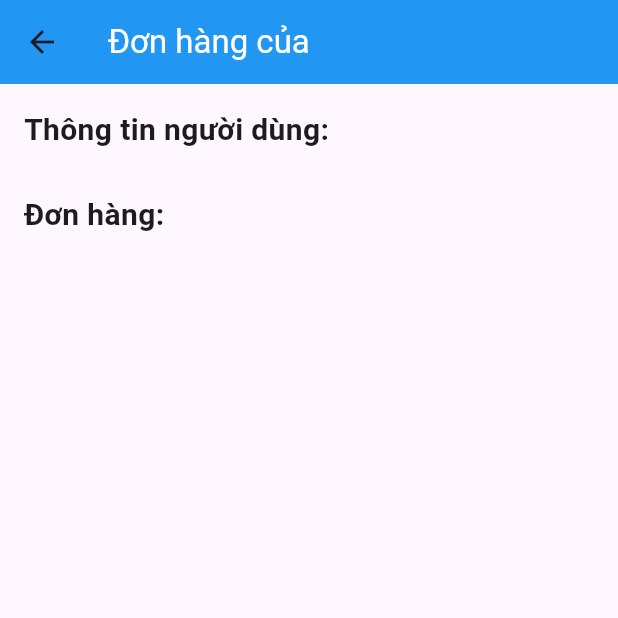
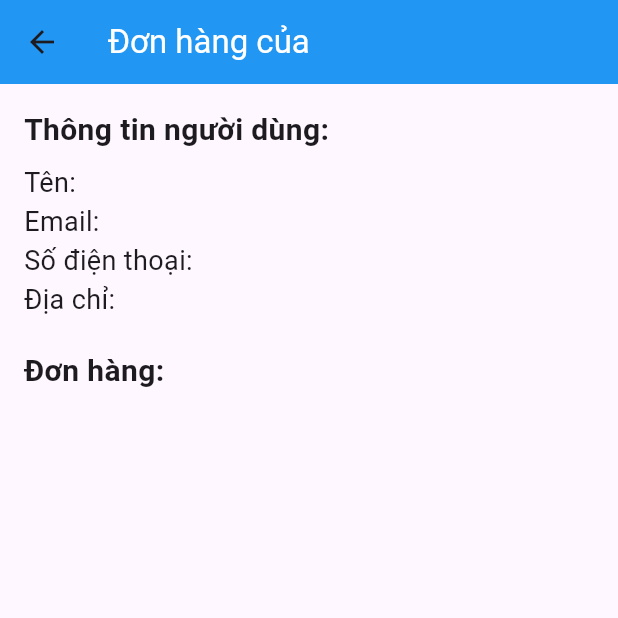
Before and after one commit to VuXuanHoang2003/3TApp_Android, a Flutter app: the OrderPerPersonScreen screen opened directly with empty values, on a phone screen of 412 x 824 dp, the top half of it. Run offline on Flutter 3.47's test engine with Material 3 defaults, Android fonts, the phone set to English and light mode, and no system bars; our stand-ins replace auto_size_text, awesome_notifications, badges, cloud_firestore, contained_tab_bar_view, dio and 15 more; missing offline and left inert: awesome_notifications_fcm, dart:ffi, mime_type, swipeable_card_stack; accounts and stored records are empty.

Commit message:
chinh sua nhe map va view

```diff
--- a/lib/view/common_view/product_details_screen.dart
+++ b/lib/view/common_view/product_details_screen.dart
@@ -84,12 +84,12 @@ class _ProductDetailsScreenState extends State<ProductDetailsScreen> {
                     Align(
                       alignment: AlignmentDirectional(0, 0),
                       child: Text(
-                        "Giá tiền: ${formatCurrency.format(widget.product.price)} ",
+                        " ${formatCurrency.format(widget.product.price)}",
                       ),
                     ),
                     Align(
                       alignment: AlignmentDirectional(-0.94, 0),
-                      child: Text('Giá tiền (1 kg)'),
+                      child: Text('Giá tiền'),
                     ),
                   ],
                 ),
@@ -101,7 +101,7 @@ class _ProductDetailsScreenState extends State<ProductDetailsScreen> {
                   children: [
                     Align(
                       alignment: AlignmentDirectional(0, 0),
-                      child: Text("Khối lượng: ${widget.product.mass} (kg)"),
+                      child: Text("${widget.product.mass} (kg)"),
                     ),
                     Align(
                       alignment: AlignmentDirectional(-0.94, 0),
--- a/lib/view/customer/order/order_per_person_screen.dart
+++ b/lib/view/customer/order/order_per_person_screen.dart
@@ -1,7 +1,8 @@
 import 'package:flutter/material.dart';
 import 'package:three_tapp_app/model/product.dart';
+import 'package:three_tapp_app/utils/common_func.dart';
+import 'package:three_tapp_app/view/common_view/product_details_screen.dart';
 import 'package:three_tapp_app/viewmodel/order_per_person_view_model.dart';
-import 'package:three_tapp_app/view/common_view/product_details_screen.dart';
 
 class OrderPerPersonScreen extends StatefulWidget {
   final String address;
@@ -13,7 +14,7 @@ class OrderPerPersonScreen extends StatefulWidget {
 }
 
 class _OrderPerPersonScreenState extends State<OrderPerPersonScreen> {
-  late OrderPerPersonViewModel _viewModel;
+  late final OrderPerPersonViewModel _viewModel;
 
   @override
   void initState() {
@@ -39,7 +40,7 @@ class _OrderPerPersonScreenState extends State<OrderPerPersonScreen> {
         stream: _viewModel.ordersStream,
         builder: (context, snapshot) {
           if (snapshot.hasData) {
-            return _buildContent(snapshot.data!);
+            return _buildContent(snapshot.data!, _viewModel.userData);
           } else if (snapshot.hasError) {
             return Center(
               child: Text('Error: ${snapshot.error}', style: TextStyle(color: Colors.red)),
@@ -52,7 +53,7 @@ class _OrderPerPersonScreenState extends State<OrderPerPersonScreen> {
     );
   }
 
-  Widget _buildContent(List<Product> orders) {
+  Widget _buildContent(List<Product> orders, Map<String, dynamic> userData) {
     return SingleChildScrollView(
       padding: const EdgeInsets.all(16.0),
       child: Column(
@@ -60,12 +61,24 @@ class _OrderPerPersonScreenState extends State<OrderPerPersonScreen> {
         children: [
           Text('Thông tin người dùng:', style: TextStyle(fontSize: 20, fontWeight: FontWeight.bold)),
           SizedBox(height: 8),
-          // Đưa thông tin người dùng vào đây nếu cần thiết
+          _buildUserInfoRow('Tên:', userData['username']),
+          _buildUserInfoRow('Email:', userData['email']),
+          _buildUserInfoRow('Số điện thoại:', userData['phone']),
+          _buildUserInfoRow('Địa chỉ:', widget.address),
           SizedBox(height: 20),
           Text('Đơn hàng:', style: TextStyle(fontSize: 20, fontWeight: FontWeight.bold)),
           _buildOrdersList(orders),
         ],
       ),
+    );
+  }
+
+  Widget _buildUserInfoRow(String label, String value) {
+    return Row(
+      children: [
+        Text('$label ', style: TextStyle(fontSize: 18)),
+        Text(value, style: TextStyle(fontSize: 18, fontWeight: FontWeight.bold)),
+      ],
     );
   }
 
@@ -91,10 +104,10 @@ class _OrderPerPersonScreenState extends State<OrderPerPersonScreen> {
               child: Column(
                 crossAxisAlignment: CrossAxisAlignment.start,
                 children: [
-                Text('Sản phẩm: ${order.name}', style: TextStyle(fontSize: 18, color: Colors.red)),
+                  Text('Sản phẩm: ${order.name}', style: TextStyle(fontSize: 18, color: Colors.red)),
                   SizedBox(height: 4),
-                  //Text('Khối lượng: ${order.mass} kg', style: TextStyle(fontSize: 16)),
-                  Text('Loại: ${order.type}', style: TextStyle(fontSize: 16)),
+                  Text('Khối lượng: ${order.mass} kg', style: TextStyle(fontSize: 16)),
+                  Text('Loại: ${CommonFunc.getSenDaNameByType(order.type)}', style: TextStyle(fontSize: 16)),
                   Text('Giá: ${order.price} vnd', style: TextStyle(fontSize: 16)),
                 ],
               ),
--- a/lib/viewmodel/order_per_person_view_model.dart
+++ b/lib/viewmodel/order_per_person_view_model.dart
@@ -1,43 +1,53 @@
+import 'dart:async';
 import 'package:cloud_firestore/cloud_firestore.dart';
 import 'package:flutter/material.dart';
-import 'package:rxdart/rxdart.dart';
+import 'package:fluttertoast/fluttertoast.dart';
 import 'package:three_tapp_app/model/product.dart';
 
 class OrderPerPersonViewModel {
   final String address;
+  late final StreamController<List<Product>> _ordersController = StreamController<List<Product>>();
+  late Map<String, dynamic> _userData;
 
   OrderPerPersonViewModel({required this.address});
 
-  final _ordersController = BehaviorSubject<List<Product>>();
+  Stream<List<Product>> get ordersStream => _ordersController.stream;
+  Map<String, dynamic> get userData => _userData;
 
-  Stream<List<Product>> get ordersStream => _ordersController.stream;
+  void dispose() {
+    _ordersController.close();
+  }
 
-  void loadData() async {
+  Future<void> loadData() async {
     try {
       final userSnapshot = await FirebaseFirestore.instance.collection('USERS').where('address', isEqualTo: address).get();
-      final userData = userSnapshot.docs.first.data();
+      _userData = userSnapshot.docs.first.data();
 
-      final gmail = userData['email'];
+      final gmail = _userData['email'];
       final orderSnapshot = await FirebaseFirestore.instance.collection('PRODUCTS').where('uploadBy', isEqualTo: gmail).get();
       final orders = orderSnapshot.docs.map((doc) => Product(
         id: doc['id'],
         name: doc['name'],
         image: doc['image'],
+        mass : doc['mass'],
         type: doc['type'],
         price: doc['price'],
         description: doc['description'],
         editDate: doc['editDate'],
         uploadBy: doc['uploadBy'],
-        uploadDate: doc['uploadDate'],
+        uploadDate: doc['uploadDate']
       )).toList();
 
+      // Add orders to stream
       _ordersController.add(orders);
     } catch (e) {
-      _ordersController.addError(e);
+      Fluttertoast.showToast(
+        msg: "Error fetching user data and orders: $e",
+        toastLength: Toast.LENGTH_LONG,
+        gravity: ToastGravity.BOTTOM,
+        backgroundColor: Colors.red,
+        textColor: Colors.white,
+      );
     }
   }
-
-  void dispose() {
-    _ordersController.close();
-  }
 }
```
Also changed, not shown: pubspec.lock.
